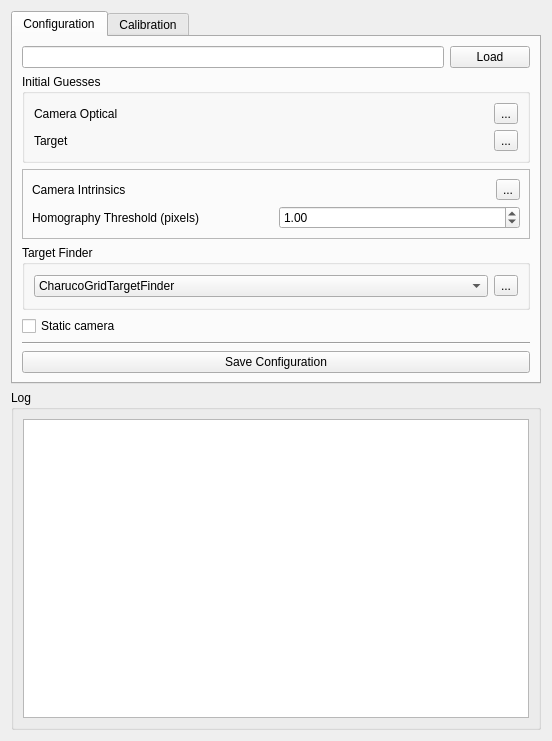
ros-industrial/industrial_calibration, file widget/src/ic_widget.ui: the form before one commit.
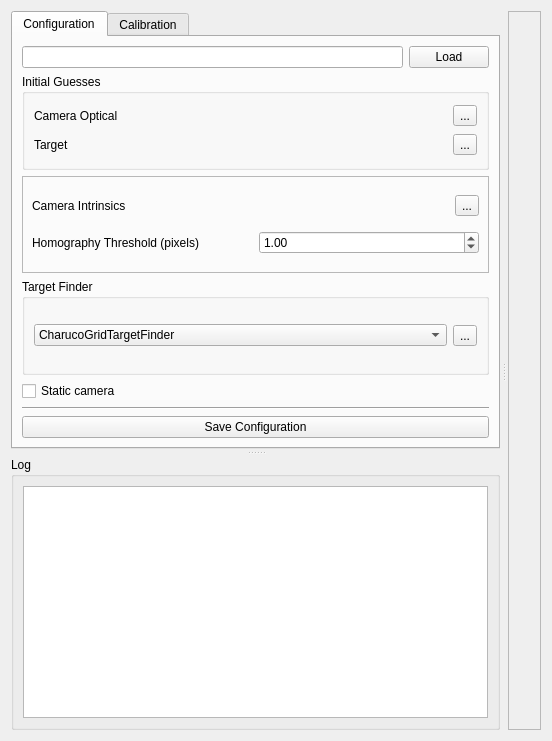
The form after the commit. Custom widgets are drawn as their Qt base class.

Commit message: Embed custom image label in UI; added additional splitter between tab widget and log

```diff
--- a/widget/src/ic_widget.ui
+++ b/widget/src/ic_widget.ui
@@ -13,18 +13,22 @@
   <property name="windowTitle">
    <string>Form</string>
   </property>
-  <layout class="QVBoxLayout" name="verticalLayout_5">
+  <layout class="QVBoxLayout" name="verticalLayout_7">
    <item>
+    <widget class="QSplitter" name="splitter_2">
+     <property name="orientation">
+      <enum>Qt::Horizontal</enum>
+     </property>
+     <property name="handleWidth">
+      <number>8</number>
+     </property>
     <widget class="QSplitter" name="splitter">
      <property name="orientation">
-      <enum>Qt::Horizontal</enum>
-     </property>
-     <property name="childrenCollapsible">
-      <bool>false</bool>
-     </property>
-     <widget class="QWidget" name="verticalLayoutWidget">
-      <layout class="QVBoxLayout" name="verticalLayout_4">
-       <item>
+       <enum>Qt::Vertical</enum>
+      </property>
+      <property name="handleWidth">
+       <number>8</number>
+      </property>
         <widget class="QTabWidget" name="tabWidget">
          <property name="currentIndex">
           <number>0</number>
@@ -296,8 +300,6 @@
           </layout>
          </widget>
         </widget>
-       </item>
-       <item>
         <widget class="QGroupBox" name="groupBox">
          <property name="title">
           <string>Log</string>
@@ -312,6 +314,27 @@
           </item>
          </layout>
         </widget>
+     </widget>
+     <widget class="QFrame" name="frame_2">
+      <property name="frameShape">
+       <enum>QFrame::StyledPanel</enum>
+      </property>
+      <property name="frameShadow">
+       <enum>QFrame::Raised</enum>
+      </property>
+      <layout class="QVBoxLayout" name="verticalLayout_4">
+       <item>
+        <widget class="AspectRatioPixmapLabel" name="image_label">
+         <property name="sizePolicy">
+          <sizepolicy hsizetype="Ignored" vsizetype="Ignored">
+           <horstretch>0</horstretch>
+           <verstretch>0</verstretch>
+          </sizepolicy>
+         </property>
+         <property name="text">
+          <string/>
+         </property>
+        </widget>
        </item>
       </layout>
      </widget>
@@ -319,6 +342,13 @@
    </item>
   </layout>
  </widget>
+ <customwidgets>
+  <customwidget>
+   <class>AspectRatioPixmapLabel</class>
+   <extends>QLabel</extends>
+   <header>widget/image_widget.h</header>
+  </customwidget>
+ </customwidgets>
  <resources/>
  <connections/>
 </ui>
```
Lines whose indentation alone changed are shown as unchanged. The commit also changes 1 other file.
